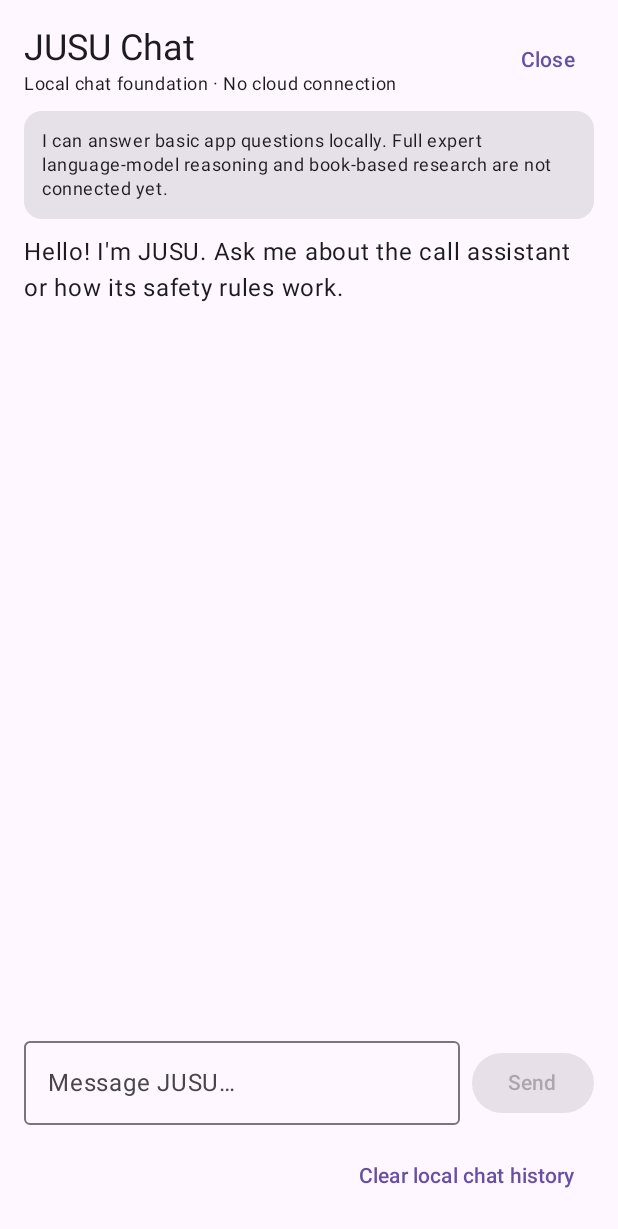
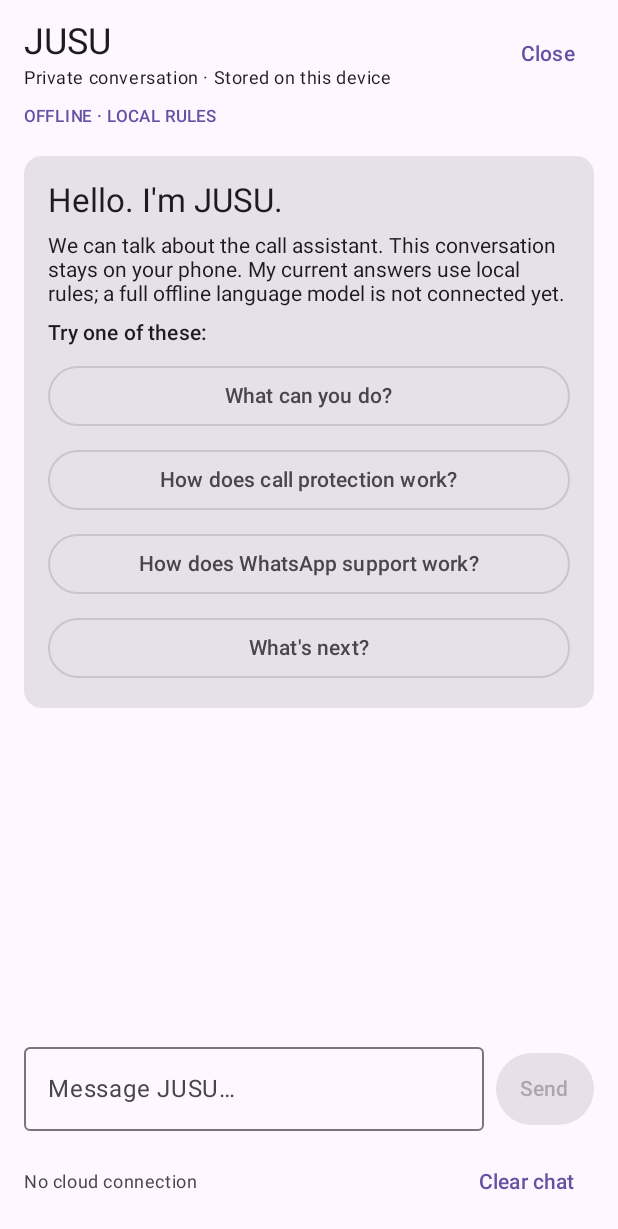
Before and after one commit to jusu9882-a11y/JUSU-AI-CALL-ASSISTANT, an Android app built with Jetpack Compose: the composable JusuChatScreen shown on its own in the app's theme, on a phone screen of 412 x 824 dp. Shown: the top 1229 px of the screen. Run offline under Robolectric (Android 15) with nearby library versions, the phone set to English and light mode, and no system bars.

Commit message:
Improve JUSU offline conversation flow (#6)
* Improve context-aware offline conversation responses

* Improve JUSU chat conversation interface and input flow

* Add offline conversation flow tests

* Normalize common contractions in chat follow-ups

* Use non-interactive status text in chat header

* Add synthetic conversation dataset generator

* Test synthetic conversation dataset generation

* Document synthetic conversation dataset utility

* Run dataset generator validation in CI

* Document synthetic conversation dataset generator

* Fix dataset test module import path

* Fix decimal GB formatting in arithmetic training examples

```diff
--- a/app/src/main/java/com/jusu/aicallassistant/intelligence/JusuChatScreen.kt
+++ b/app/src/main/java/com/jusu/aicallassistant/intelligence/JusuChatScreen.kt
@@ -5,11 +5,14 @@ import androidx.compose.foundation.lazy.LazyColumn
 import androidx.compose.foundation.lazy.items
 import androidx.compose.foundation.lazy.rememberLazyListState
 import androidx.compose.foundation.shape.RoundedCornerShape
+import androidx.compose.foundation.text.KeyboardActions
+import androidx.compose.foundation.text.KeyboardOptions
 import androidx.compose.material3.*
 import androidx.compose.runtime.*
 import androidx.compose.ui.Alignment
 import androidx.compose.ui.Modifier
 import androidx.compose.ui.platform.LocalContext
+import androidx.compose.ui.text.input.ImeAction
 import androidx.compose.ui.unit.dp
 import kotlinx.coroutines.launch
 
@@ -23,60 +26,68 @@ fun JusuChatScreen(onClose: () -> Unit) {
     val listState = rememberLazyListState()
     val scope = rememberCoroutineScope()
 
-    Column(Modifier.fillMaxSize().padding(16.dp), verticalArrangement = Arrangement.spacedBy(10.dp)) {
+    fun sendMessage(raw: String) {
+        val message = raw.trim()
+        if (message.isEmpty()) return
+        val userTurn = ChatTurn("user", message)
+        val reply = brain.respond(message, turns)
+        val assistantTurn = ChatTurn("assistant", reply.text)
+        store.append(userTurn, assistantTurn)
+        turns = (turns + userTurn + assistantTurn).takeLast(80)
+        input = ""
+        scope.launch { if (turns.isNotEmpty()) listState.animateScrollToItem(turns.lastIndex) }
+    }
+
+    LaunchedEffect(turns.size) {
+        if (turns.isNotEmpty()) listState.animateScrollToItem(turns.lastIndex)
+    }
+
+    Column(Modifier.fillMaxSize().imePadding().padding(horizontal = 16.dp, vertical = 12.dp), verticalArrangement = Arrangement.spacedBy(10.dp)) {
         Row(verticalAlignment = Alignment.CenterVertically, horizontalArrangement = Arrangement.SpaceBetween, modifier = Modifier.fillMaxWidth()) {
             Column(Modifier.weight(1f)) {
-                Text("JUSU Chat", style = MaterialTheme.typography.headlineSmall)
-                Text("Local chat foundation · No cloud connection", style = MaterialTheme.typography.bodySmall)
+                Text("JUSU", style = MaterialTheme.typography.headlineSmall)
+                Text("Private conversation · Stored on this device", style = MaterialTheme.typography.bodySmall)
             }
             TextButton(onClick = onClose) { Text("Close") }
         }
-        Card(Modifier.fillMaxWidth()) {
-            Text("I can answer basic app questions locally. Full expert language-model reasoning and book-based research are not connected yet.", Modifier.padding(12.dp), style = MaterialTheme.typography.bodySmall)
-        }
-        LazyColumn(Modifier.weight(1f).fillMaxWidth(), state = listState, verticalArrangement = Arrangement.spacedBy(8.dp)) {
+        Text("OFFLINE · LOCAL RULES", style = MaterialTheme.typography.labelSmall, color = MaterialTheme.colorScheme.primary)
+
+        LazyColumn(Modifier.weight(1f).fillMaxWidth(), state = listState, verticalArrangement = Arrangement.spacedBy(10.dp), contentPadding = PaddingValues(vertical = 8.dp)) {
             if (turns.isEmpty()) {
                 item {
-                    Text("Hello! I'm JUSU. Ask me about the call assistant or how its safety rules work.", style = MaterialTheme.typography.bodyLarge)
+                    Card(Modifier.fillMaxWidth()) {
+                        Column(Modifier.padding(16.dp), verticalArrangement = Arrangement.spacedBy(8.dp)) {
+                            Text("Hello. I'm JUSU.", style = MaterialTheme.typography.titleLarge)
+                            Text("We can talk about the call assistant. This conversation stays on your phone. My current answers use local rules; a full offline language model is not connected yet.")
+                            Text("Try one of these:", style = MaterialTheme.typography.labelLarge)
+                            listOf("What can you do?", "How does call protection work?", "How does WhatsApp support work?", "What's next?").forEach { suggestion ->
+                                OutlinedButton(onClick = { sendMessage(suggestion) }, modifier = Modifier.fillMaxWidth()) { Text(suggestion) }
+                            }
+                        }
+                    }
                 }
             }
             items(turns) { turn ->
                 Row(Modifier.fillMaxWidth(), horizontalArrangement = if (turn.role == "user") Arrangement.End else Arrangement.Start) {
-                    Surface(
-                        color = if (turn.role == "user") MaterialTheme.colorScheme.primaryContainer else MaterialTheme.colorScheme.surfaceVariant,
-                        shape = RoundedCornerShape(16.dp),
-                        modifier = Modifier.widthIn(max = 320.dp)
-                    ) {
-                        Text(turn.text, Modifier.padding(12.dp))
+                    Column(Modifier.widthIn(max = 320.dp), horizontalAlignment = if (turn.role == "user") Alignment.End else Alignment.Start) {
+                        Text(if (turn.role == "user") "You" else "JUSU · Local", style = MaterialTheme.typography.labelSmall, color = MaterialTheme.colorScheme.onSurfaceVariant)
+                        Surface(color = if (turn.role == "user") MaterialTheme.colorScheme.primaryContainer else MaterialTheme.colorScheme.surfaceVariant, shape = RoundedCornerShape(18.dp)) {
+                            Text(turn.text, Modifier.padding(horizontal = 14.dp, vertical = 11.dp), style = MaterialTheme.typography.bodyLarge)
+                        }
                     }
                 }
             }
         }
+
         Row(verticalAlignment = Alignment.CenterVertically, horizontalArrangement = Arrangement.spacedBy(8.dp)) {
-            OutlinedTextField(
-                value = input,
-                onValueChange = { input = it },
-                modifier = Modifier.weight(1f),
-                placeholder = { Text("Message JUSU…") },
-                maxLines = 4
-            )
-            Button(
-                enabled = input.isNotBlank(),
-                onClick = {
-                    val message = input.trim()
-                    val userTurn = ChatTurn("user", message)
-                    val reply = brain.respond(message, turns)
-                    val assistantTurn = ChatTurn("assistant", reply.text)
-                    store.append(userTurn, assistantTurn)
-                    turns = (turns + userTurn + assistantTurn).takeLast(80)
-                    input = ""
-                    scope.launch { listState.animateScrollToItem((turns.size - 1).coerceAtLeast(0)) }
-                }
-            ) { Text("Send") }
+            OutlinedTextField(value = input, onValueChange = { input = it }, modifier = Modifier.weight(1f), placeholder = { Text("Message JUSU…") }, maxLines = 4,
+                keyboardOptions = KeyboardOptions(imeAction = ImeAction.Send),
+                keyboardActions = KeyboardActions(onSend = { sendMessage(input) }))
+            Button(enabled = input.isNotBlank(), onClick = { sendMessage(input) }, contentPadding = PaddingValues(horizontal = 16.dp, vertical = 14.dp)) { Text("Send") }
         }
-        TextButton(onClick = {
-            store.clear()
-            turns = emptyList()
-        }, modifier = Modifier.align(Alignment.End)) { Text("Clear local chat history") }
+        Row(Modifier.fillMaxWidth(), horizontalArrangement = Arrangement.SpaceBetween, verticalAlignment = Alignment.CenterVertically) {
+            Text("No cloud connection", style = MaterialTheme.typography.bodySmall, color = MaterialTheme.colorScheme.onSurfaceVariant)
+            TextButton(onClick = { store.clear(); turns = emptyList(); input = "" }) { Text("Clear chat") }
+        }
     }
 }
```
Also changed, not shown: app/src/main/java/com/jusu/aicallassistant/intelligence/ExpertBrain.kt (+61 -18 lines), 6 other files.
